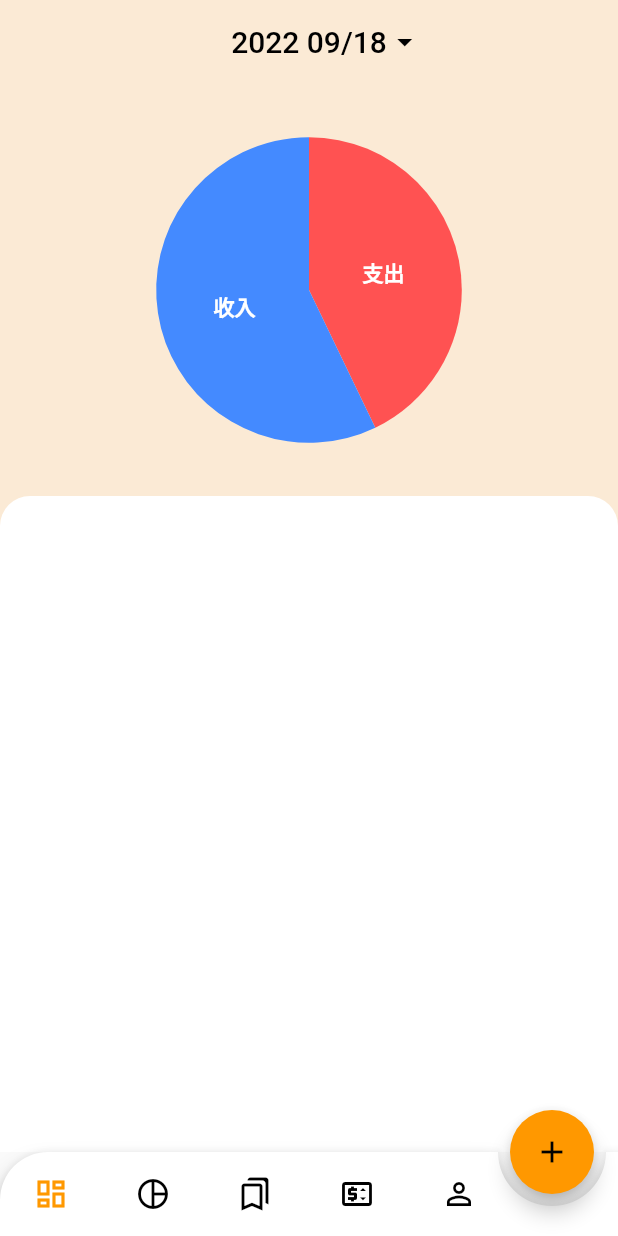
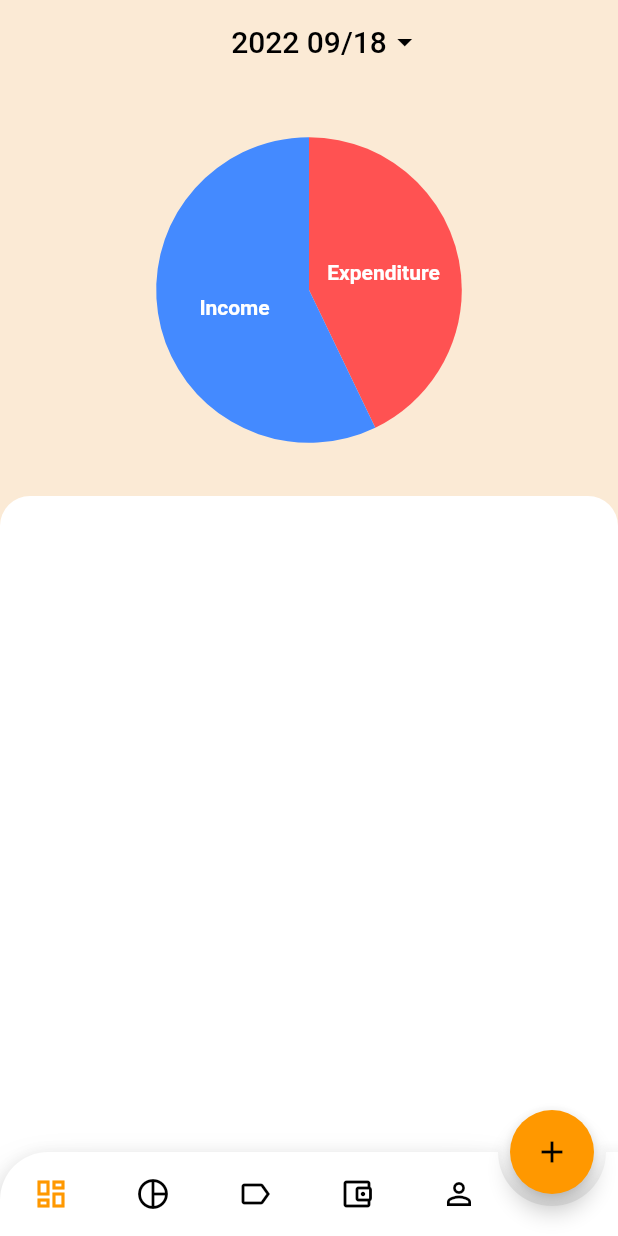
Before and after one commit to HCKUO1117/accounting, a Flutter app: the screen it shows after launch, on a phone screen of 412 x 824 dp. Run offline on Flutter 3.47's test engine with Material 2 defaults, Android fonts, the phone set to English and light mode, and no system bars; drawn by our look-alikes of animated_bottom_navigation_bar; our stand-ins replace shared_preferences, syncfusion_flutter_charts, syncfusion_flutter_datepicker.

Commit message:
分類頁面

```diff
--- a/lib/app.dart
+++ b/lib/app.dart
@@ -1,16 +1,72 @@
+import 'dart:io';
+
 import 'package:accounting/provider/main_provider.dart';
 import 'package:accounting/screens/main_page.dart';
+import 'package:accounting/utils/preferences.dart';
 import 'package:flutter/material.dart';
+import 'package:flutter_localizations/flutter_localizations.dart';
 import 'package:provider/provider.dart';
+
+import 'generated/l10n.dart';
 
 class App extends StatefulWidget {
   const App({Key? key}) : super(key: key);
 
   @override
   State<App> createState() => _AppState();
+
+  static final GlobalKey<NavigatorState> navigatorKey = GlobalKey();
+
+  static _AppState? of(BuildContext context) =>
+      context.findAncestorStateOfType<_AppState>();
 }
 
 class _AppState extends State<App> {
+  Locale? _locale;
+
+  final String defaultLocale = Platform.localeName;
+
+  final List<Locale>? systemLocales = WidgetsBinding.instance.window.locales;
+
+  Future<void> setLocale(Locale value) async {
+    setState(() {
+      _locale = value;
+    });
+    await Preferences.setString('languageCode', value.languageCode);
+    await Preferences.setString('countryCode', value.countryCode ?? '');
+  }
+
+  @override
+  void initState() {
+    Future<void>.microtask(() async {
+      await Preferences.init();
+      String languageCode = Preferences.getString('languageCode', '');
+      String countryCode = Preferences.getString('countryCode', '');
+      setState(() {
+        if (languageCode.isNotEmpty) {
+          _locale = Locale(languageCode, countryCode);
+        } else {
+          if (defaultLocale.length > 1) {
+            String first = defaultLocale.substring(0, 2);
+            String last = defaultLocale.substring(
+                defaultLocale.length - 2, defaultLocale.length);
+            _locale = Locale(first, last == 'TW' ? 'TW' : '');
+            Preferences.setString('languageCode', first);
+            if (last == 'TW') {
+              Preferences.setString('countryCode', last);
+            }
+          }
+          // if (defaultLocale == 'zh_Hant_TW') {
+          //   _locale = const Locale('zh','TW');
+          //   Preferences.setString('languageCode', 'zh');
+          //   Preferences.setString('countryCode', 'TW');
+          // }
+        }
+      });
+    });
+    super.initState();
+  }
+
   @override
   Widget build(BuildContext context) {
     MainProvider mainProvider = MainProvider();
@@ -20,7 +76,7 @@ class _AppState extends State<App> {
         ChangeNotifierProvider.value(value: mainProvider),
       ],
       child: MaterialApp(
-          title: 'Flutter Demo',
+        title: '',
         debugShowCheckedModeBanner: false,
         theme: ThemeData(
           primarySwatch: Colors.orange,
@@ -28,7 +84,19 @@ class _AppState extends State<App> {
         home: ScrollConfiguration(
           behavior: NoGlow(),
           child: const MainPage(),
-          )),
+        ),
+        localizationsDelegates: const [
+          S.delegate,
+          GlobalMaterialLocalizations.delegate,
+          GlobalWidgetsLocalizations.delegate,
+          GlobalCupertinoLocalizations.delegate,
+        ],
+        supportedLocales: const [
+          Locale('en', ''),
+          Locale('zh', 'TW'),
+        ],
+        locale: _locale ?? const Locale('en', ''),
+      ),
     );
   }
 }
--- /dev/null
+++ b/lib/l10n/intl_en.arb
@@ -0,0 +1,6 @@
+{
+  "income": "Income",
+  "expenditure": "Expenditure",
+  "category": "Category",
+  "tag": "Tag"
+}
--- /dev/null
+++ b/lib/l10n/intl_zh_TW.arb
@@ -0,0 +1,6 @@
+{
+  "income": "收入",
+  "expenditure": "支出",
+  "category": "分類",
+  "tag": "標籤"
+}
--- a/lib/screens/dashboard/dashboard_screen.dart
+++ b/lib/screens/dashboard/dashboard_screen.dart
@@ -1,6 +1,7 @@
+import 'package:accounting/generated/l10n.dart';
 import 'package:accounting/provider/main_provider.dart';
 import 'package:accounting/screens/custom_date_picker_dialog.dart';
-import 'package:accounting/screens/utils.dart';
+import 'package:accounting/utils/utils.dart';
 import 'package:flutter/cupertino.dart';
 import 'package:flutter/material.dart';
 import 'package:provider/provider.dart';
@@ -39,7 +40,10 @@ class _DashBoardScreenState extends State<DashBoardScreen> {
             child: Row(
               mainAxisSize: MainAxisSize.min,
               children: [
-                const Icon(Icons.arrow_drop_down,color: Colors.transparent,),
+                const Icon(
+                  Icons.arrow_drop_down,
+                  color: Colors.transparent,
+                ),
                 Text(
                     '${Utils.toDateString(provider.dashBoardStartDate)}${!provider.samDay ? ' ~ ' : ''}${!provider.samDay ? Utils.toDateString(provider.dashBoardEndDate) : ''}'),
                 const Icon(Icons.arrow_drop_down),
@@ -69,8 +73,18 @@ class _DashBoardScreenState extends State<DashBoardScreen> {
                           explode: true,
                           explodeIndex: 0,
                           dataSource: [
-                            _PieData('支出', 15, '支出', Colors.redAccent),
-                            _PieData('收入', 20, '收入', Colors.blueAccent),
+                            _PieData(
+                              S.of(context).expenditure,
+                              15,
+                              S.of(context).expenditure,
+                              Colors.redAccent,
+                            ),
+                            _PieData(
+                              S.of(context).income,
+                              20,
+                              S.of(context).income,
+                              Colors.blueAccent,
+                            ),
                           ],
                           xValueMapper: (_PieData data, _) => data.xData,
                           yValueMapper: (_PieData data, _) => data.yData,
--- a/lib/screens/main_page.dart
+++ b/lib/screens/main_page.dart
@@ -1,3 +1,4 @@
+import 'package:accounting/screens/category/category_screen.dart';
 import 'package:accounting/screens/chart/chart_screen.dart';
 import 'package:accounting/screens/dashboard/dashboard_screen.dart';
 import 'package:animated_bottom_navigation_bar/animated_bottom_navigation_bar.dart';
@@ -17,31 +18,43 @@ class _MainPageState extends State<MainPage> with TickerProviderStateMixin {
 
   @override
   void initState() {
-    _tabController = TabController(length: 2, vsync: this);
+    _tabController = TabController(length: 3, vsync: this);
     super.initState();
   }
 
   @override
   Widget build(BuildContext context) {
     return Scaffold(
-      body: TabBarView(controller: _tabController, children: const [
+      body: TabBarView(
+        physics: const NeverScrollableScrollPhysics(),
+        controller: _tabController,
+        children: const [
           DashBoardScreen(),
           ChartScreen(),
-      ]),
-      floatingActionButton: FloatingActionButton(
+          CategoryScreen(),
+        ],
+      ),
+      floatingActionButton: _bottomNavIndex == 0
+          ? FloatingActionButton(
               onPressed: () {},
               child: const Icon(Icons.add),
-      ),
+            )
+          : null,
       floatingActionButtonLocation: FloatingActionButtonLocation.endDocked,
-      bottomNavigationBar: AnimatedBottomNavigationBar(
-        elevation: 5,
+      bottomNavigationBar: Container(
+        color: _bottomNavIndex == 2
+            ? Colors.orangeAccent.shade200.withOpacity(0.2)
+            : Colors.white,
+        child: AnimatedBottomNavigationBar(
+          elevation: 10,
           icons: const [
             Icons.dashboard_outlined,
             Icons.pie_chart_outline_outlined,
-          Icons.bookmarks_outlined,
-          Icons.price_change_outlined,
+            Icons.label_outline,
+            Icons.account_balance_wallet_outlined,
             Icons.person_outline
           ],
+          gapWidth: _bottomNavIndex == 0 ? null : 0,
           activeColor: Colors.orange,
           activeIndex: _bottomNavIndex,
           gapLocation: GapLocation.end,
@@ -54,6 +67,7 @@ class _MainPageState extends State<MainPage> with TickerProviderStateMixin {
           },
           //other params
         ),
+      ),
     );
   }
 }
--- /dev/null
+++ b/lib/utils/preferences.dart
@@ -0,0 +1,25 @@
+import 'package:shared_preferences/shared_preferences.dart';
+
+class Preferences {
+  static SharedPreferences? preferences;
+
+  static Future<void> init() async {
+    preferences = await SharedPreferences.getInstance();
+  }
+
+  static Future<void> setString(String key, String value) async {
+    await preferences?.setString(key, value);
+  }
+
+  static String getString(String key, String defaultValue) {
+    return preferences?.getString(key) ?? defaultValue;
+  }
+
+  static Future<void> setBool(String key, bool value) async {
+    await preferences?.setBool(key, value);
+  }
+
+  static bool getBool(String key, bool defaultValue) {
+    return preferences?.getBool(key) ?? defaultValue;
+  }
+}
--- a/pubspec.yaml
+++ b/pubspec.yaml
@@ -19,6 +19,9 @@ dependencies:
   syncfusion_flutter_charts: ^20.2.49
   syncfusion_flutter_datepicker: ^20.2.49
   intl: ^0.17.0
+  shared_preferences: ^2.0.12
+  flutter_localizations:
+    sdk: flutter
 
 dev_dependencies:
   flutter_test:
@@ -67,3 +70,5 @@ flutter:
   #
   # For details regarding fonts from package dependencies,
   # see https://flutter.dev/custom-fonts/#from-packages
+flutter_intl:
+  enabled: true
```
Also changed, not shown: lib/screens/category/category_screen.dart (added, +113 -0 lines), lib/screens/chart/chart_screen.dart (+23 -2 lines), lib/generated/intl/messages_all.dart (added), lib/generated/intl/messages_en.dart (added), lib/generated/intl/messages_zh_TW.dart (added), lib/generated/l10n.dart (added), lib/screens/category/categories_page.dart (added), lib/utils/utils.dart (renamed from lib/screens/utils.dart), pubspec.lock, 2 other files. Lines whose indentation alone changed are shown as unchanged.
